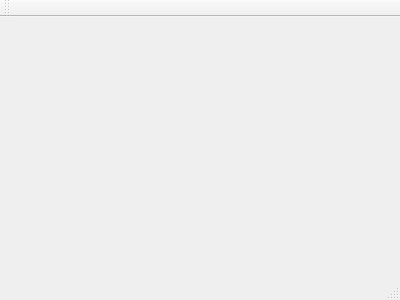
The window that mainwindow.ui (TokiSeven/ling_coursework) describes before a commit, drawn with Qt 5.
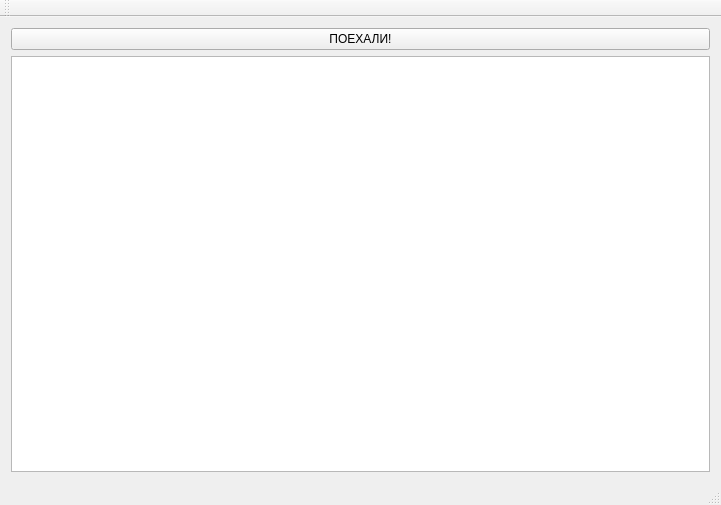
The same window after the commit.

The edit to the form file:
```diff
--- a/mainwindow.ui
+++ b/mainwindow.ui
@@ -1,24 +1,60 @@
 <ui version="4.0">
  <class>MainWindow</class>
- <widget class="QMainWindow" name="MainWindow" >
-  <property name="geometry" >
+ <widget class="QMainWindow" name="MainWindow">
+  <property name="geometry">
    <rect>
     <x>0</x>
     <y>0</y>
-    <width>400</width>
-    <height>300</height>
+    <width>721</width>
+    <height>505</height>
    </rect>
   </property>
   <property name="windowTitle" >
    <string>MainWindow</string>
   </property>
-  <widget class="QMenuBar" name="menuBar" />
-  <widget class="QToolBar" name="mainToolBar" />
-  <widget class="QWidget" name="centralWidget" />
-  <widget class="QStatusBar" name="statusBar" />
+  <widget class="QWidget" name="centralWidget">
+   <layout class="QGridLayout" name="gridLayout_2">
+    <item row="1" column="0">
+     <layout class="QGridLayout" name="gridLayout">
+      <item row="0" column="0">
+       <layout class="QHBoxLayout" name="horizontalLayout">
+        <item>
+         <widget class="QPushButton" name="btn_view">
+          <property name="text">
+           <string>ПОЕХАЛИ!</string>
+          </property>
+         </widget>
+        </item>
+       </layout>
+      </item>
+      <item row="1" column="0">
+       <widget class="QListWidget" name="listWidget"/>
+      </item>
+     </layout>
+    </item>
+   </layout>
+  </widget>
+  <widget class="QMenuBar" name="menuBar">
+   <property name="geometry">
+    <rect>
+     <x>0</x>
+     <y>0</y>
+     <width>721</width>
+     <height>20</height>
+    </rect>
+   </property>
+  </widget>
+  <widget class="QToolBar" name="mainToolBar">
+   <attribute name="toolBarArea">
+    <enum>TopToolBarArea</enum>
+   </attribute>
+   <attribute name="toolBarBreak">
+    <bool>false</bool>
+   </attribute>
+  </widget>
+  <widget class="QStatusBar" name="statusBar"/>
  </widget>
- <layoutDefault spacing="6" margin="11" />
- <pixmapfunction></pixmapfunction>
+ <layoutdefault spacing="6" margin="11"/>
  <resources/>
  <connections/>
 </ui>
```
Left out of the diff: 3 changed lines with no effect on the pictures.
